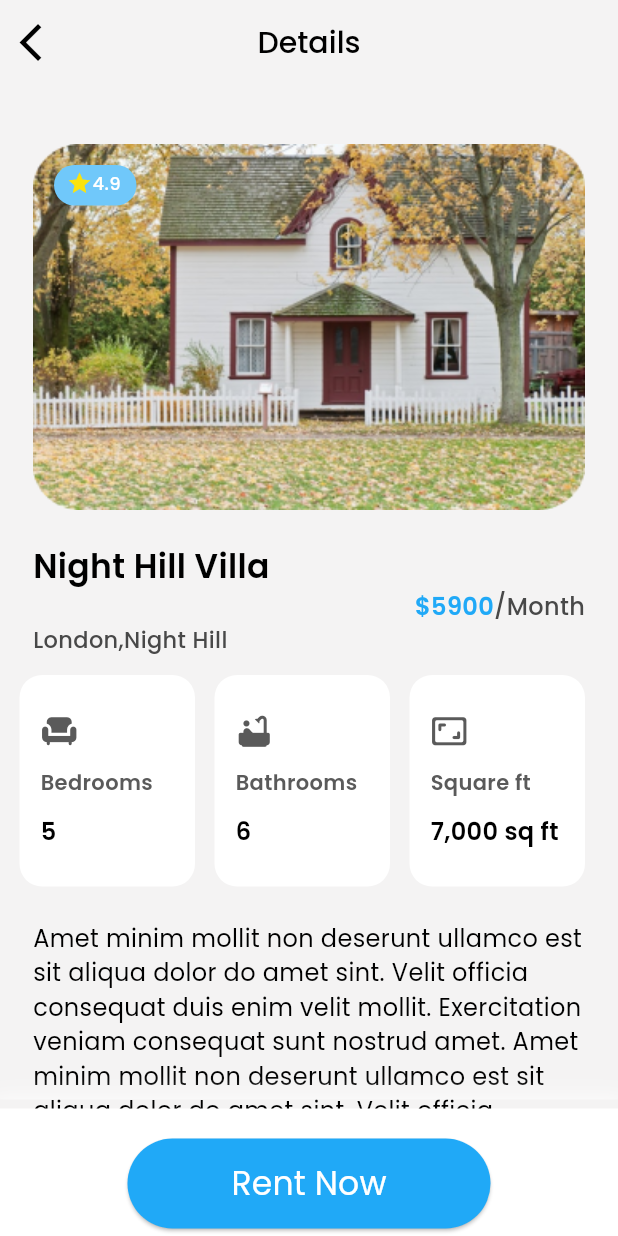
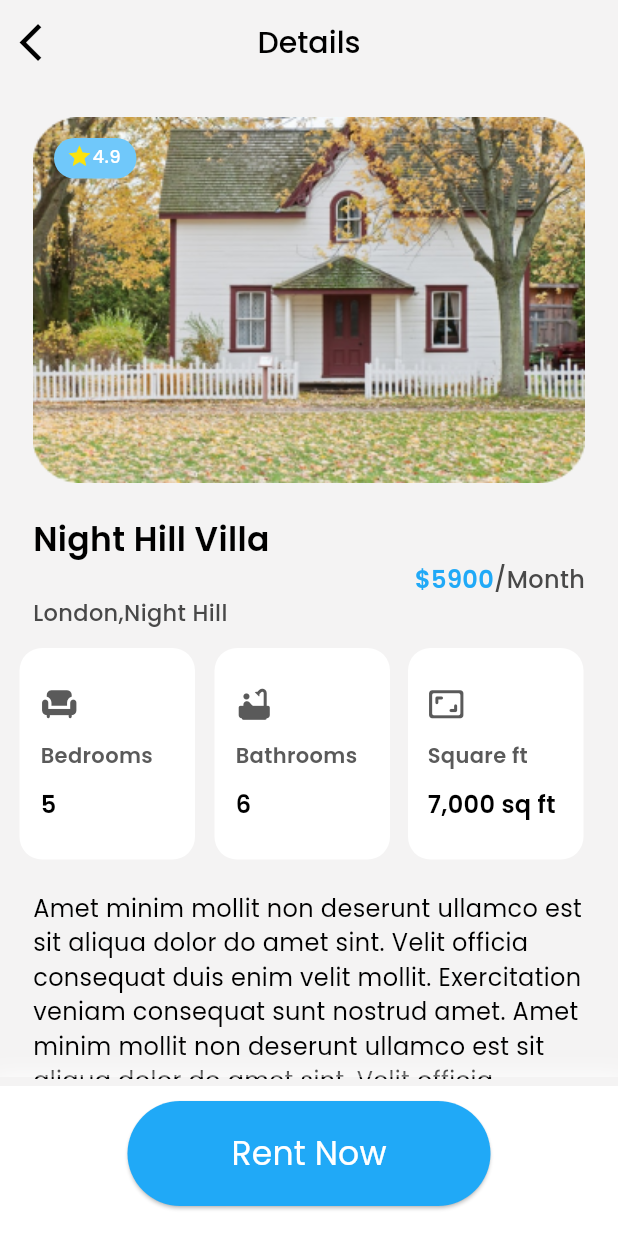
Before and after one commit to Abhishekkhinde/Flutter_Project, a Flutter app: the DetailPage screen opened directly, on a phone screen of 412 x 824 dp. Run offline on Flutter 3.47's test engine with Material 3 defaults, Android fonts, the phone set to English and light mode, and no system bars; our stand-ins replace carousel_slider, flutter_slidable, google_fonts, intl_phone_field, pie_chart, sqflite; accounts and stored records are empty.

Commit message:
Home_Rentale App

```diff
--- a/home_rental_app/lib/View/detail_page.dart
+++ b/home_rental_app/lib/View/detail_page.dart
@@ -36,9 +36,6 @@ class _DetailPageState extends State<DetailPage> {
       ),
       body: Column(
         children: [
-          const SizedBox(
-            height: 18,
-          ),
           Container(
             margin: const EdgeInsets.all(22),
             width: double.infinity,
@@ -206,8 +203,8 @@ class _DetailPageState extends State<DetailPage> {
                 alignment: Alignment.centerLeft,
                 height: 141,
                 width: 117,
-                padding: const EdgeInsets.all(14),
-                margin: const EdgeInsets.only(left: 13, top: 13, bottom: 13),
+                padding: const EdgeInsets.all(13),
+                margin: const EdgeInsets.only(left: 12, top: 12, bottom: 12),
                 decoration: BoxDecoration(
                     borderRadius: BorderRadius.circular(15),
                     color: const Color.fromRGBO(255, 255, 255, 1)),
@@ -240,7 +237,7 @@ class _DetailPageState extends State<DetailPage> {
             ],
           ),
           Container(
-            margin: const EdgeInsets.only(left: 22, right: 22, top: 10),
+            margin: const EdgeInsets.only(left: 22, right: 22, top: 8),
             height: 125,
             child: SingleChildScrollView(
               child: Column(
@@ -262,7 +259,7 @@ class _DetailPageState extends State<DetailPage> {
             height: 100,
             width: double.infinity,
             padding:
-                const EdgeInsets.only(left: 85, right: 85, top: 20, bottom: 20),
+                const EdgeInsets.only(left: 85, right: 85, top: 10, bottom: 20),
             decoration: const BoxDecoration(
                 color: Color.fromRGBO(255, 255, 255, 1),
                 boxShadow: [
```
